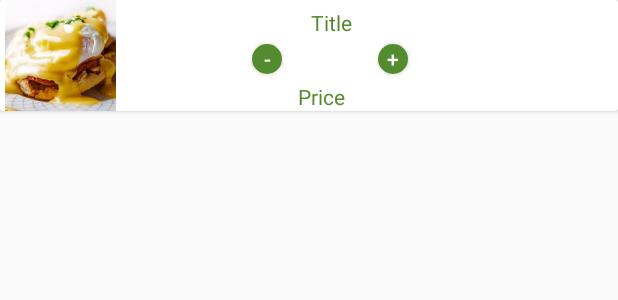
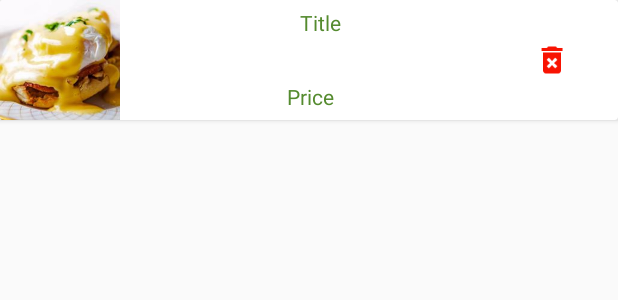
Before and after one commit to KhmerupdateKU/CoffeeCornerAPP, an Android app: the layout custom_cart.xml on its own in the app's theme, with its tools: preview values and no code run, on a phone screen of 412 x 824 dp. Shown: the top 300 px of the screen. Run offline under Robolectric (Android 15) with nearby library versions, the phone set to English and light mode, and no system bars.

```diff
--- a/app/src/main/AndroidManifest.xml
+++ b/app/src/main/AndroidManifest.xml
@@ -87,11 +87,8 @@
             </intent-filter>
         </activity>
         <activity
-            android:name=".LoginActivity"
-            android:theme="@style/AppTheme.NoActionBar" />
-        <activity
             android:name=".SignInActivity"
-            android:theme="@style/AppTheme.NoActionBar" />
+            android:theme="@style/Theme.AppCompat.NoActionBar" />
 
         <!--
              The API key for Google Maps-based APIs is defined as a string resource.
--- a/app/src/main/java/com/hammersmith/ku/coffeecorner/MainActivity.java
+++ b/app/src/main/java/com/hammersmith/ku/coffeecorner/MainActivity.java
@@ -260,7 +260,7 @@ public class MainActivity extends AppCompatActivity
 
             if (ID == 2) {
                 SharedPreferences.Editor editor = getSharedPreferences(MY_PREF_NAME, MODE_PRIVATE).edit();
-                editor.putBoolean("Google", false);
+                editor.putBoolean("Facebook", false);
                 editor.commit();
                 FacebookSdk.sdkInitialize(getApplicationContext());
                 if (AccessToken.getCurrentAccessToken() != null) {
@@ -274,7 +274,6 @@ public class MainActivity extends AppCompatActivity
 
         }
 
-
         DrawerLayout drawer = (DrawerLayout) findViewById(R.id.drawer_layout);
         drawer.closeDrawer(GravityCompat.START);
         return true;
--- a/app/src/main/java/com/hammersmith/ku/coffeecorner/adapter/AdapterCategory.java
+++ b/app/src/main/java/com/hammersmith/ku/coffeecorner/adapter/AdapterCategory.java
@@ -4,6 +4,7 @@ import android.app.Activity;
 import android.content.Context;
 import android.content.Intent;
 import android.net.Uri;
+import android.support.v7.widget.CardView;
 import android.support.v7.widget.RecyclerView;
 import android.view.LayoutInflater;
 import android.view.View;
@@ -25,9 +26,11 @@ import java.util.List;
 
     public class AdapterCategory extends RecyclerView.Adapter<AdapterCategory.MyViewHolder> {
 
+
         private Context context;
         private Activity activity;
         private List<Category> categories;
+    private CardView cardView;
 
 
 
--- a/app/src/main/java/com/hammersmith/ku/coffeecorner/adapter/AdapterOrder.java
+++ b/app/src/main/java/com/hammersmith/ku/coffeecorner/adapter/AdapterOrder.java
@@ -88,8 +88,6 @@ public class AdapterOrder extends RecyclerView.Adapter<AdapterOrder.MyViewHolder
             price = (TextView) itemView.findViewById(R.id.priceCart);
             quantity = (TextView) itemView.findViewById(R.id.qty_order);
 
-
-
         }
 
 
--- a/app/src/main/res/layout/activity_cart.xml
+++ b/app/src/main/res/layout/activity_cart.xml
@@ -37,8 +37,7 @@
                         android:id="@+id/recyclerViewCart"
                         android:layout_width="match_parent"
                         android:layout_height="263dp"
-                        app:layout_behavior="@string/appbar_scrolling_view_behavior">
-                    </android.support.v7.widget.RecyclerView>
+                        app:layout_behavior="@string/appbar_scrolling_view_behavior" />
                 </LinearLayout>
             </LinearLayout>
             <LinearLayout
@@ -46,8 +45,6 @@
                 android:layout_width="match_parent"
                 android:layout_height="wrap_content">
                 <ImageView
-
-
                     android:layout_width="match_parent"
                     android:layout_height="1dp"
                     android:layout_alignParentLeft="true"
--- a/app/src/main/res/layout/custom_cart.xml
+++ b/app/src/main/res/layout/custom_cart.xml
@@ -1,7 +1,6 @@
 <?xml version="1.0" encoding="utf-8"?>
 <LinearLayout xmlns:android="http://schemas.android.com/apk/res/android"
     xmlns:app="http://schemas.android.com/apk/res-auto"
-    android:orientation="vertical"
     android:layout_width="match_parent"
     android:layout_height="match_parent">
 
@@ -11,18 +10,20 @@
 
         <LinearLayout
             android:layout_width="match_parent"
-            android:layout_height="wrap_content">
+            android:layout_height="match_parent"
+            android:weightSum="1">
             <ImageView
                 android:id="@+id/round_ImageCart"
                 android:layout_width="80dp"
-                android:layout_height="match_parent"
+                android:layout_height="80dp"
                 android:layout_gravity="center_horizontal"
                 android:src="@drawable/foottwojpg" />
             <LinearLayout
-                android:layout_width="280dp"
+                android:layout_width="227dp"
                 android:orientation="vertical"
                 android:gravity="center"
-                android:layout_height="wrap_content">
+                android:layout_height="wrap_content"
+                android:layout_weight="0.64">
                 <TextView
                     android:textAlignment="center"
                     android:id="@+id/title_order"
@@ -39,18 +40,7 @@
                     android:layout_width="match_parent"
                     android:layout_height="30dp"
                     android:id="@+id/amount">
-                    <Button
-                        android:id="@+id/decrease"
-                        android:layout_width="20dp"
-                        android:layout_height="20dp"
-                        android:text="-"
-                        android:textColor="@color/light"
-                        android:layout_marginBottom="0dp"
-                        android:layout_marginRight="0dp"
-                        android:background="@drawable/plus_button"
-                        android:elevation="8dp"
 
-                        />
                     <TextView
                         android:layout_width="64dp"
                         android:textColor="@color/colorPrimaryDark"
@@ -59,18 +49,6 @@
                         android:layout_height="wrap_content"
                         android:id="@+id/qty_order"
                         android:textStyle="normal|bold" />
-                    <Button
-                        android:id="@+id/increase"
-                        android:layout_width="20dp"
-                        android:layout_height="20dp"
-                        android:text="+"
-                        android:textColor="@color/light"
-                        android:layout_marginBottom="0dp"
-                        android:layout_marginRight="0dp"
-                        android:background="@drawable/plus_button"
-                        android:elevation="8dp"
-
-                        />
 
                 </LinearLayout>
                 <LinearLayout
@@ -91,6 +69,18 @@
                 </LinearLayout>
 
                 </LinearLayout>
+            <LinearLayout
+                android:layout_width="44dp"
+                android:paddingLeft="10dp"
+                android:paddingRight="10dp"
+                android:layout_height="match_parent">
+                <ImageButton
+                    android:layout_width="wrap_content"
+                    android:background="@color/transparent"
+                    android:src="@drawable/ic_action_delete_forever"
+                    android:layout_height="match_parent" />
+
+            </LinearLayout>
             </LinearLayout>
 
     </android.support.v7.widget.CardView>
--- a/app/src/main/res/values-v21/styles.xml
+++ b/app/src/main/res/values-v21/styles.xml
@@ -1,20 +1,25 @@
 <resources>
 
     <style name="AppTheme.NoActionBar">
-        <item name="windowActionBar">false</item>
+        <item name="windowActionBar">true</item>
         <item name="windowNoTitle">true</item>
-        <item name="android:windowDrawsSystemBarBackgrounds">true</item>
-        <item name="android:statusBarColor">@android:color/transparent</item>
     </style>
-
-    <style name="AppTheme" parent="@android:style/Theme.Material.Light">
+    <style name="AppTheme" parent="Theme.AppCompat.Light.DarkActionBar">
         <!-- Customize your theme here. -->
-        <item name="colorPrimary">@color/light</item>
-        <item name="colorPrimaryDark">@color/light</item>
-        <item name="colorAccent">@color/colorAccent</item>
+        <item name="colorPrimary">#558B2F</item>
+        <item name="colorPrimaryDark">#558B2F</item>
+        <item name="colorAccent">#E91E63</item>
         <item name="android:textColorPrimary">@color/black</item>
     </style>
 
-
+    <style name="MyCardViewStyle" parent="Theme.AppCompat.Light">
+        <item name="cardCornerRadius">2dp</item>
+        <item name="cardElevation">2dp</item>
+        <item name="contentPaddingBottom">24dp</item>
+        <item name="contentPaddingTop">24dp</item>
+        <item name="contentPaddingLeft">16dp</item>
+        <item name="contentPaddingRight">16dp</item>
+        <item name="cardBackgroundColor">@color/white</item>
+    </style>
 
 </resources>
--- a/app/src/main/res/values-v23/styles.xml
+++ b/app/src/main/res/values-v23/styles.xml
@@ -3,6 +3,7 @@
     <!-- Base application theme. -->
     <style name="AppTheme" parent="Theme.AppCompat.Light.DarkActionBar">
         <!-- Customize your theme here. -->
+
         <item name="colorPrimary">@color/colorPrimaryDark</item>
         <item name="colorPrimaryDark">@color/colorPrimary</item>
         <item name="colorAccent">@color/colorAccent</item>
--- a/app/src/main/res/values/colors.xml
+++ b/app/src/main/res/values/colors.xml
@@ -18,7 +18,7 @@
     <color name="report_pressed">#e92222</color>
     <color name="gray_light">#f1efef</color>
     <color name="primary_text">#202020</color>
-    <color name="black">#000000</color>
+    <color name="black">#ffff</color>
     <color name="pressed_favorite">#2e2e2e</color>
     <color name="light">#f7f6f6</color>
     <color name="fb">#3b5998</color>
```
Also changed, not shown: app/build.gradle (+7 -7 lines), app/src/main/java/com/hammersmith/ku/coffeecorner/LoginActivity.java (deleted, +0 -22 lines), app/src/main/java/com/hammersmith/ku/coffeecorner/SignInActivity.java (+13 -3 lines), app/src/main/res/layout/content_main.xml (+6 -27 lines), app/src/main/res/drawable-hdpi/ic_action_delete_forever.png (added), app/src/main/res/drawable-mdpi/ic_action_delete_forever.png (added), app/src/main/res/drawable-xhdpi/ic_action_delete_forever.png (added), app/src/main/res/drawable-xxhdpi/ic_action_delete_forever.png (added), app/src/main/res/drawable-xxxhdpi/ic_action_delete_forever.png (added).
